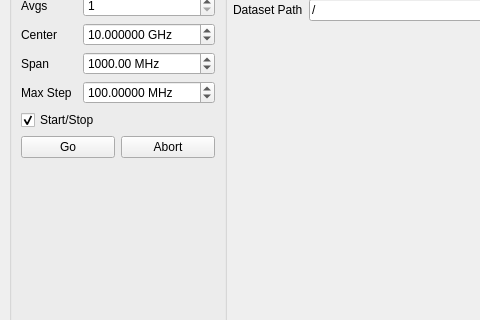
First picture: the form in slab/scripts/NWAWindow2.ui, repository SchusterLab/slab, before the edit; both pictures show x 0 to 480 and y 150 to 470 of the 1084 by 836 pixel window.
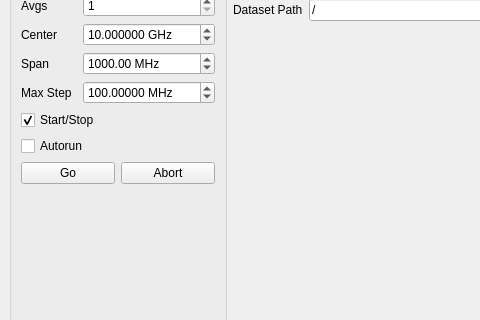
Second picture: the form after the edit. Custom widgets are drawn as their Qt base class.

Commit message: commit before rollback

```diff
--- a/slab/scripts/NWAWindow2.ui
+++ b/slab/scripts/NWAWindow2.ui
@@ -198,6 +198,13 @@
            </property>
           </widget>
          </item>
+         <item>
+          <widget class="QCheckBox" name="param_autorun">
+           <property name="text">
+            <string>Autorun</string>
+           </property>
+          </widget>
+         </item>
          <item>
           <layout class="QHBoxLayout" name="horizontalLayout_2">
            <item>
```
The commit also changes 1 other file.
